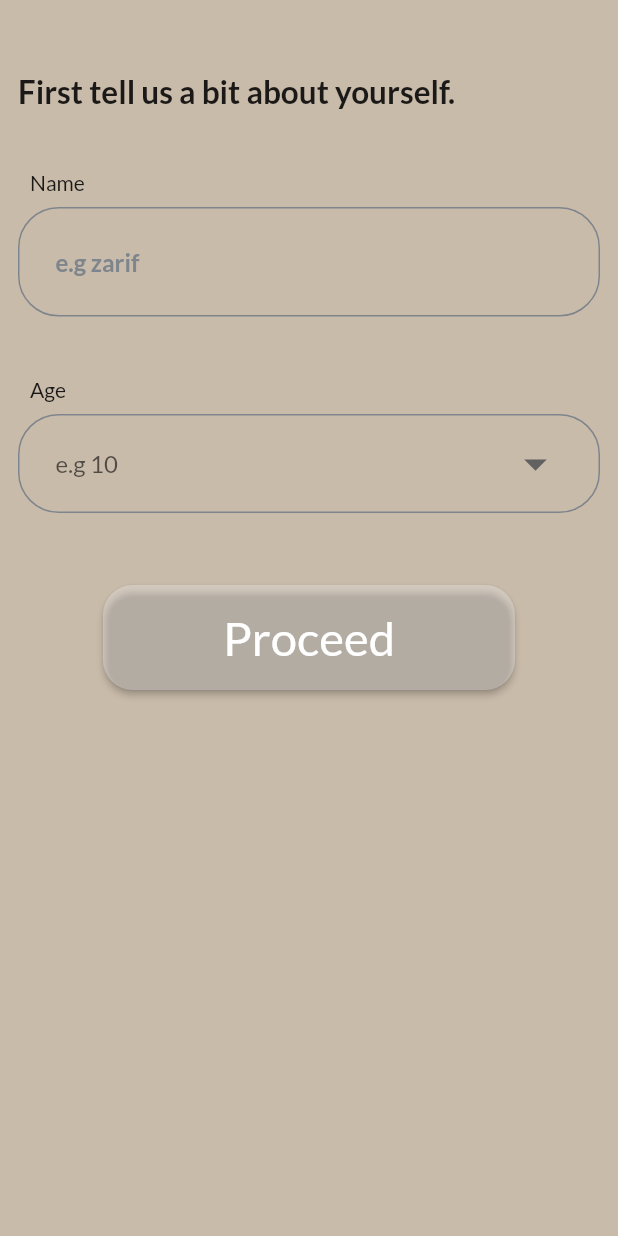
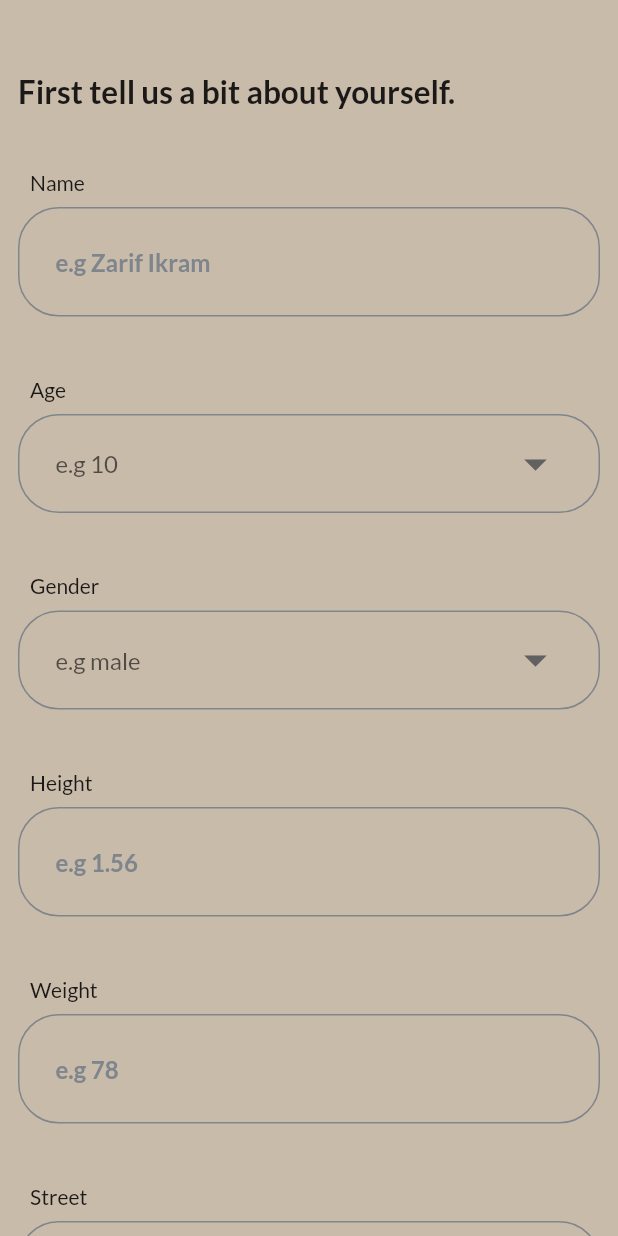
Before and after one commit to zarifikram/HackNSU3_BUET_Elites, a Flutter app: the FormPage screen opened directly, on a phone screen of 412 x 824 dp. Run offline on Flutter 3.47's test engine with Material 2 defaults, Android fonts, the phone set to English and light mode, and no system bars; our stand-ins replace google_fonts, velocity_x.

Commit message:
Update form_page.dart
form page done. next is chat page

```diff
--- a/patientEnd/remedi/lib/Pages/form_page.dart
+++ b/patientEnd/remedi/lib/Pages/form_page.dart
@@ -22,8 +22,14 @@ class FormPage extends StatelessWidget{
                 Container().box.make().py16(),
                 "First tell us a bit about yourself.".text.xl2.bold.make().py16(),
                 //custom input and dropdown needed
-                CustomTextField(inputHint: "e.g zarif" ,label: "Name",).py16(),
+                CustomTextField(inputHint: "e.g Zarif Ikram" ,label: "Name",).py16(),
                 CustomDropItem(items: ages, inputHint: "e.g 10", label: "Age",).py16(),
+                CustomDropItem(items: ["Male", "Female"], inputHint: "e.g male", label: "Gender",).py16(),
+                CustomTextField(label: "Height", inputHint: "e.g 1.56",).py16(),
+                CustomTextField(label: "Weight", inputHint: "e.g 78",).py16(),
+                CustomTextField(label: "Street", inputHint: "e.g Dhanmondi r/a",).py16(),
+                CustomDropItem(items: cities, inputHint: "e.g Bronx", label: "City",).py16(),
+                CustomTextField(label: "Phone Number", inputHint: "e.g +8806969420",).py16(),
 
                 MaterialButton(
                   shape: RoundedRectangleBorder(borderRadius: BorderRadius.circular(20)),
```
